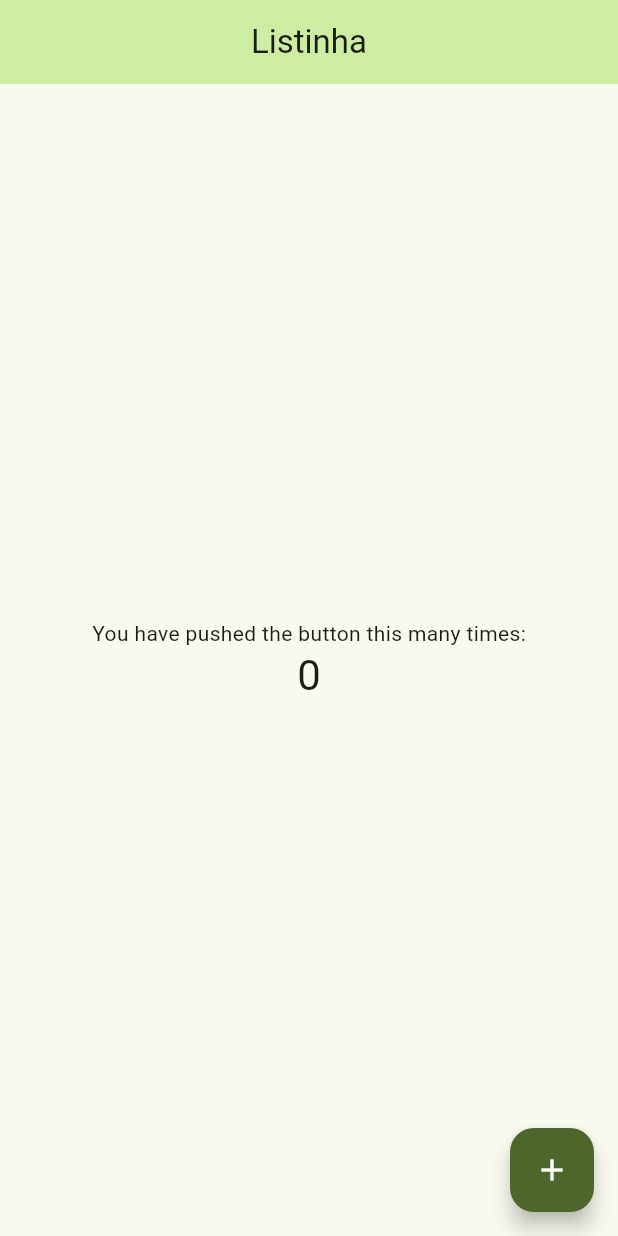
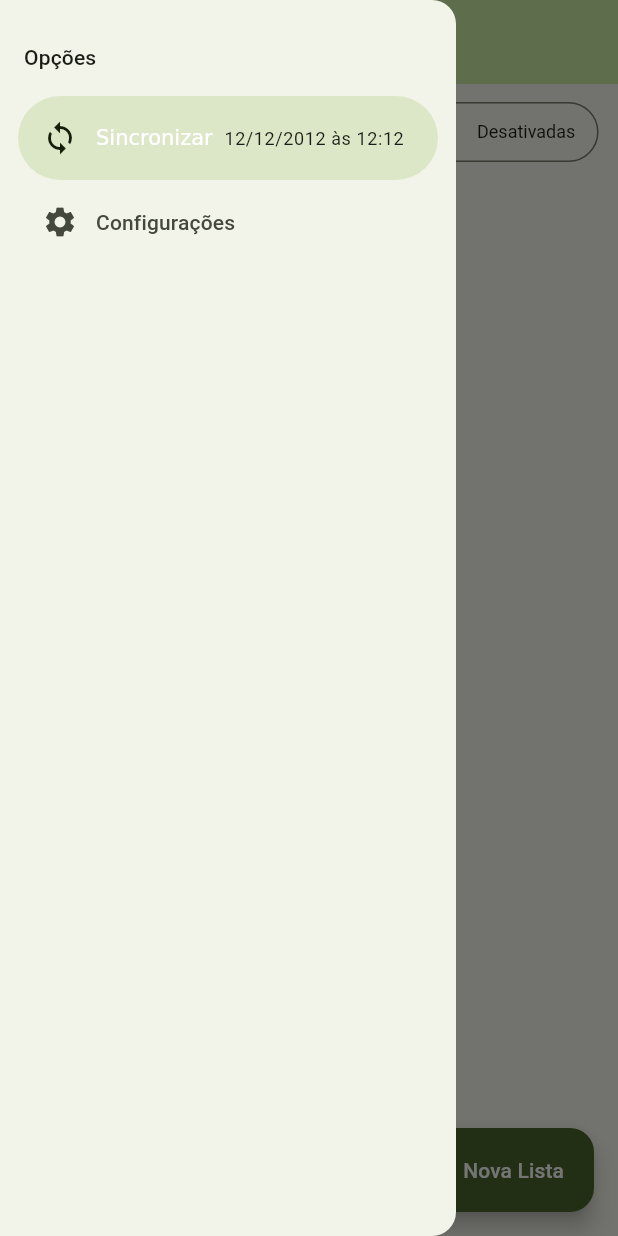
Before and after one commit to caldeira-leonardo/flutter-lista-frontend, a Flutter app: the screen it shows after launch, with the side drawer open (before the commit the screen has no drawer), on a phone screen of 412 x 824 dp. Run offline on Flutter 3.47's test engine with Material 3 defaults, Android fonts, the phone set to English and light mode, and no system bars; our stand-ins replace flutter_modular.

Commit message:
first commit

```diff
--- a/lib/main.dart
+++ b/lib/main.dart
@@ -1,53 +1,8 @@
 import 'package:flutter/material.dart';
-import 'shared/app_widget.dart';
+import 'package:flutter_modular/flutter_modular.dart';
+import 'src/app_module.dart';
+import 'src/shared/app_widget.dart';
 
 void main() {
-  runApp(const AppWidget());
+  runApp(ModularApp(module: AppModule(), child: const AppWidget()));
 }
-
-class MyHomePage extends StatefulWidget {
-  const MyHomePage({super.key, required this.title});
-
-  final String title;
-
-  @override
-  State<MyHomePage> createState() => _MyHomePageState();
-}
-
-class _MyHomePageState extends State<MyHomePage> {
-  int _counter = 0;
-
-  void _incrementCounter() {
-    setState(() {
-      _counter++;
-    });
-  }
-
-  @override
-  Widget build(BuildContext context) {
-    return Scaffold(
-      appBar: AppBar(
-        title: Text(widget.title),
-      ),
-      body: Center(
-        child: Column(
-          mainAxisAlignment: MainAxisAlignment.center,
-          children: <Widget>[
-            const Text(
-              'You have pushed the button this many times:',
-            ),
-            Text(
-              '$_counter',
-              style: Theme.of(context).textTheme.headlineMedium,
-            ),
-          ],
-        ),
-      ),
-      floatingActionButton: FloatingActionButton(
-        onPressed: _incrementCounter,
-        tooltip: 'Increment',
-        child: const Icon(Icons.add),
-      ), // This trailing comma makes auto-formatting nicer for build methods.
-    );
-  }
-}
--- a/lib/shared/themes/theme.dart
+++ /dev/null
@@ -1,21 +0,0 @@
-part of '../app_widget.dart';
-
-final ThemeData lightTheme = ThemeData(
-  primarySwatch: Colors.blue,
-  colorScheme: _lightScheme,
-  appBarTheme: AppBarTheme(
-    centerTitle: true,
-    backgroundColor: _lightScheme.primaryContainer,
-  ),
-  floatingActionButtonTheme: FloatingActionButtonThemeData(
-      backgroundColor: _lightScheme.primary, foregroundColor: Colors.white),
-);
-
-final darkTheme = ThemeData(
-  primarySwatch: Colors.blue,
-  colorScheme: _darkScheme,
-  appBarTheme: AppBarTheme(
-    centerTitle: true,
-    backgroundColor: _darkScheme.primaryContainer,
-  ),
-);
--- /dev/null
+++ b/lib/src/home/home_page.dart
@@ -0,0 +1,55 @@
+import 'package:flutter/material.dart';
+
+import 'widgets/custom_drawer.dart';
+
+class HomePage extends StatefulWidget {
+  const HomePage({super.key});
+
+  @override
+  State<HomePage> createState() => _HomePageState();
+}
+
+class _HomePageState extends State<HomePage> {
+  @override
+  Widget build(BuildContext context) {
+    return Scaffold(
+      drawer: const CustomDrawer(),
+      appBar: AppBar(
+        title: const Text('Listinha'),
+        actions: const [
+          Padding(
+            padding: EdgeInsets.only(right: 8),
+          ),
+        ],
+      ),
+      body: Center(
+        child: Column(
+          children: [
+            Padding(
+              padding: const EdgeInsets.all(8),
+              child: SegmentedButton(
+                segments: const [
+                  ButtonSegment(value: 0, label: Text('Todos')),
+                  ButtonSegment(value: 1, label: Text('Pendentes')),
+                  ButtonSegment(value: 2, label: Text('Concluídas')),
+                  ButtonSegment(value: 3, label: Text('Desativadas')),
+                ],
+                selected: const {1},
+                onSelectionChanged: (values) {},
+              ),
+            ),
+          ],
+        ),
+      ),
+      floatingActionButton: FloatingActionButton.extended(
+        icon: const Icon(Icons.edit),
+        label: const Text('Nova Lista'),
+        onPressed: () {
+          Navigator.of(context).pushNamed(
+            './edit', //como está dentro da mesma abstração, podese-se usar a conotação de pastas do terminal
+          );
+        },
+      ),
+    );
+  }
+}
--- /dev/null
+++ b/lib/src/home/widgets/custom_drawer.dart
@@ -0,0 +1,45 @@
+import 'package:flutter/material.dart';
+
+class CustomDrawer extends StatelessWidget {
+  const CustomDrawer({super.key});
+
+  @override
+  Widget build(BuildContext context) {
+    return NavigationDrawer(
+      onDestinationSelected: (index) {
+        if (index == 1) {
+          Navigator.of(context).pop();
+          Navigator.of(context).pushNamed('/config');
+        }
+      },
+      children: [
+        Padding(
+          padding: const EdgeInsets.fromLTRB(16, 28, 16, 16),
+          child: Text('Opções', style: Theme.of(context).textTheme.titleSmall),
+        ),
+        NavigationDrawerDestination(
+          icon: const Icon(Icons.sync),
+          label: Row(
+            children: [
+              RichText(
+                text: TextSpan(
+                  text: 'Sincronizar ',
+                  children: [
+                    TextSpan(
+                      text: ' 12/12/2012 às 12:12',
+                      style: Theme.of(context).textTheme.bodySmall,
+                    ),
+                  ],
+                ),
+              ),
+            ],
+          ),
+        ),
+        const NavigationDrawerDestination(
+          icon: Icon(Icons.settings),
+          label: Text('Configurações'),
+        ),
+      ],
+    );
+  }
+}
--- a/lib/shared/app_widget.dart
+++ b/lib/src/shared/app_widget.dart
@@ -1,6 +1,5 @@
 import 'package:flutter/material.dart';
-
-import '../main.dart';
+import 'package:flutter_modular/flutter_modular.dart';
 
 part 'themes/theme.dart';
 part 'themes/colors_schemes.dart';
@@ -11,12 +10,14 @@ class AppWidget extends StatelessWidget {
   // This widget is the root of your application.
   @override
   Widget build(BuildContext context) {
-    return MaterialApp(
+    Modular.setInitialRoute('/home/');
+    return MaterialApp.router(
       title: 'Flutter Demo',
       themeMode: ThemeMode.light,
       theme: lightTheme,
       darkTheme: darkTheme,
-      home: const MyHomePage(title: 'Listinha'),
+      routerDelegate: Modular.routerDelegate,
+      routeInformationParser: Modular.routeInformationParser,
     );
   }
 }
--- /dev/null
+++ b/lib/src/shared/themes/theme.dart
@@ -0,0 +1,36 @@
+part of '../app_widget.dart';
+
+final ThemeData lightTheme = ThemeData(
+  primarySwatch: Colors.blue,
+  colorScheme: _lightScheme,
+  appBarTheme: AppBarTheme(
+    centerTitle: true,
+    backgroundColor: _lightScheme.primaryContainer,
+  ),
+  floatingActionButtonTheme: FloatingActionButtonThemeData(
+    backgroundColor: _lightScheme.primary,
+    foregroundColor: Colors.white,
+  ),
+  segmentedButtonTheme: _segmentButtonTheme,
+);
+
+final darkTheme = ThemeData(
+  primarySwatch: Colors.blue,
+  colorScheme: _darkScheme,
+  appBarTheme: AppBarTheme(
+    centerTitle: true,
+    backgroundColor: _darkScheme.primaryContainer,
+  ),
+  segmentedButtonTheme: _segmentButtonTheme,
+);
+
+SegmentedButtonThemeData _segmentButtonTheme = SegmentedButtonThemeData(
+  style: ButtonStyle(
+    textStyle: WidgetStateProperty.resolveWith<TextStyle?>((state) {
+      if (state.contains(WidgetState.selected)) {
+        return const TextStyle(fontSize: 9);
+      }
+      return const TextStyle(fontSize: 12);
+    }),
+  ),
+);
```
Also changed, not shown: lib/src/app_module.dart (added, +15 -0 lines), lib/src/configuration/configuration_page.dart (added, +17 -0 lines), lib/src/home/home_module.dart (added, +14 -0 lines), lib/src/home/pages/edit_task_board_page.dart (added, +19 -0 lines), lib/src/shared/themes/colors_schemes.dart (renamed from lib/shared/themes/colors_schemes.dart).
